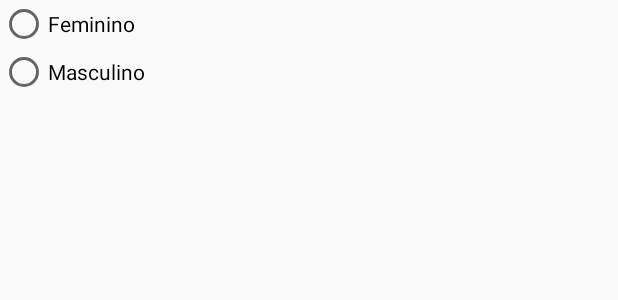
After one commit to EduardoCaciano/Calculadora-IMC-NCD-Kotlin, an Android app: the layout activity_ncd.xml on its own in the app's theme, with its tools: preview values and no code run, on a phone screen of 412 x 824 dp. The commit adds this screen. Shown: the top 300 px of the screen. Run offline under Robolectric (Android 15) with nearby library versions, the phone set to English and light mode, and no system bars.

Commit message:
envio 06/05/2021- imc finalizado

```diff
--- /dev/null
+++ b/imc-ds2m-a/app/src/main/java/br/senai/sp/jandira/imcapp20_a/NcdActivity.kt
@@ -0,0 +1,4 @@
+package br.senai.sp.jandira.imcapp20_a
+
+class NcdActivity {
+}
--- /dev/null
+++ b/imc-ds2m-a/app/src/main/res/drawable/ic_info_.xml
@@ -0,0 +1,5 @@
+<vector android:height="40dp" android:tint="#FFFFFF"
+    android:viewportHeight="24" android:viewportWidth="24"
+    android:width="40dp" xmlns:android="http://schemas.android.com/apk/res/android">
+    <path android:fillColor="@android:color/white" android:pathData="M12,2C6.48,2 2,6.48 2,12s4.48,10 10,10 10,-4.48 10,-10S17.52,2 12,2zM13,17h-2v-6h2v6zM13,9h-2L11,7h2v2z"/>
+</vector>
--- /dev/null
+++ b/imc-ds2m-a/app/src/main/res/layout/activity_ncd.xml
@@ -0,0 +1,20 @@
+<?xml version="1.0" encoding="utf-8"?>
+<LinearLayout xmlns:android="http://schemas.android.com/apk/res/android"
+    android:layout_width="match_parent"
+    android:layout_height="match_parent">
+
+    <RadioGroup
+        android:layout_width="wrap_content"
+        android:layout_height="wrap_content">
+
+        <RadioButton
+            android:layout_width="wrap_content"
+            android:layout_height="wrap_content"
+            android:text="Feminino" />
+
+        <RadioButton
+            android:layout_width="wrap_content"
+            android:layout_height="wrap_content"
+            android:text="Masculino" />
+    </RadioGroup>
+</LinearLayout>
```
Also changed, not shown: imc-ds2m-a/app/src/main/java/br/senai/sp/jandira/imcapp20_a/CalcularImc.kt (+13 -7 lines), imc-ds2m-a/app/src/main/java/br/senai/sp/jandira/imcapp20_a/DicasDoDia.kt (added, +20 -0 lines), imc-ds2m-a/app/src/main/java/br/senai/sp/jandira/imcapp20_a/MainActivity.kt (+8 -1 lines), imc-ds2m-a/app/src/main/java/br/senai/sp/jandira/imcapp20_a/ResultadoImcActivity.kt (+9 -2 lines), imc-ds2m-a/app/src/main/res/layout/activity_imc.xml (+9 -1 lines), imc-ds2m-a/app/src/main/res/layout/activity_main.xml (+7 -1 lines), imc-ds2m-a/app/src/main/res/layout/activity_resultado_imc.xml (+23 -2 lines), imc-ds2m-a/app/src/main/res/drawable-v24/dica.png (added).
